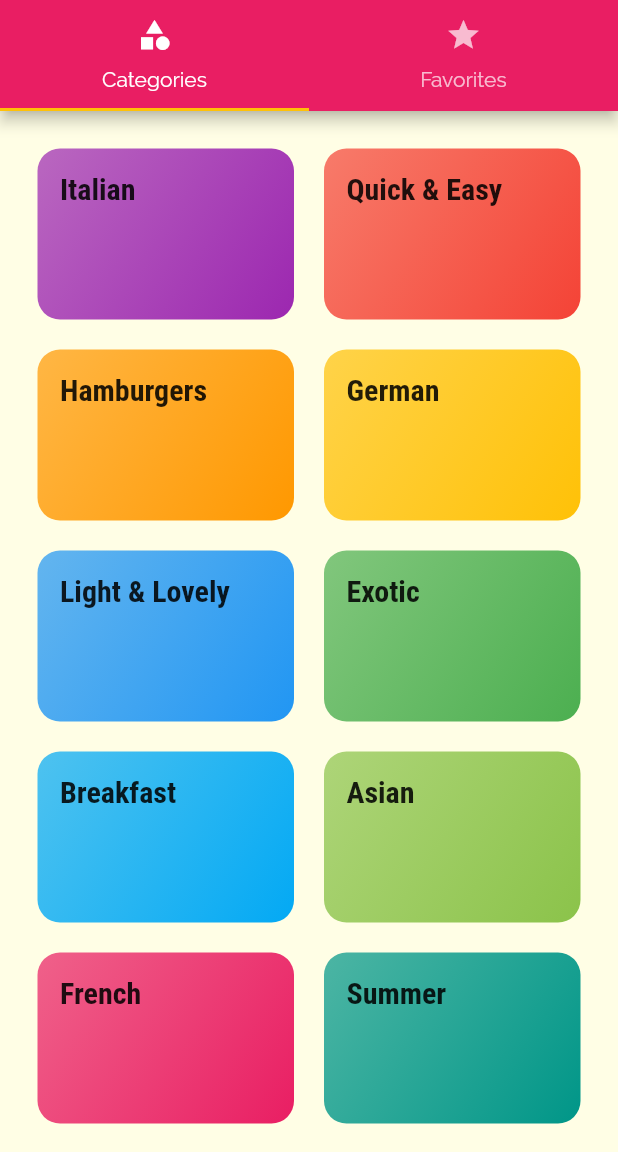
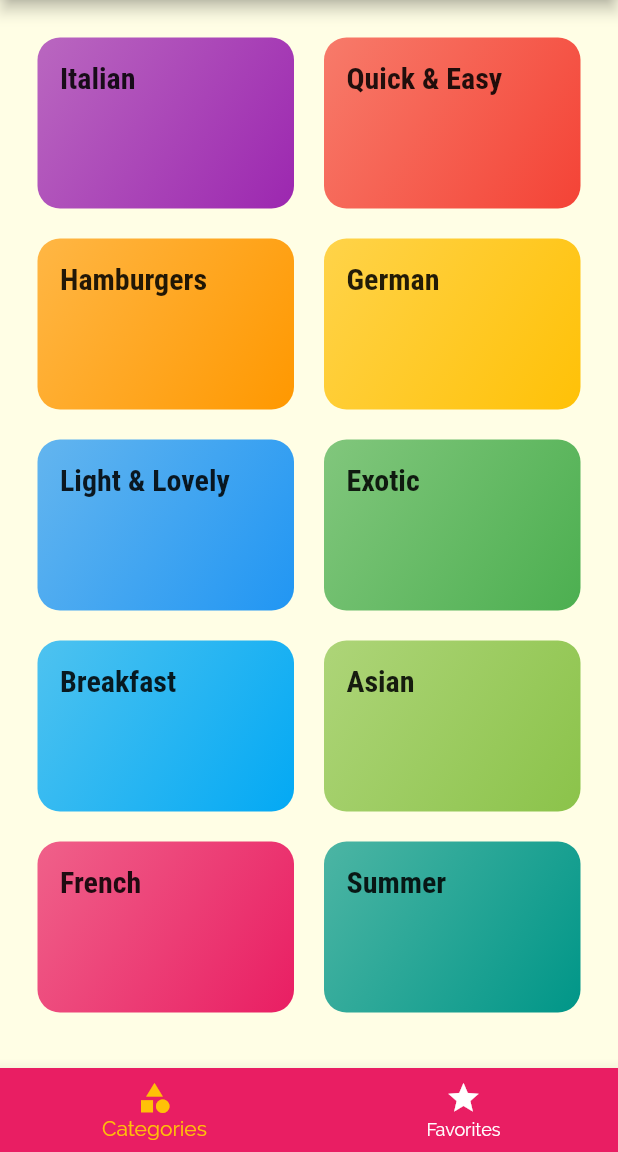
Before and after one commit to tpakis/fl_meals, a Flutter app: the screen it shows after launch, on a phone screen of 412 x 824 dp, the part 84-1236 px from its top. Run offline on Flutter 3.47's test engine with Material 2 defaults, Android fonts, the phone set to English and light mode, and no system bars.

Commit message:
changed to show bottom nav bar
this needs to be stateful widget

```diff
--- a/lib/main.dart
+++ b/lib/main.dart
@@ -1,6 +1,7 @@
 import 'dart:ui';
 
 import 'package:flutter/material.dart';
+import 'package:flutter_complete_guide/screens/bottom_navbar_screen.dart';
 import './data/CategoriesProvider.dart';
 import './data/MealsProvider.dart';
 import './screens/category_meals_screen.dart';
@@ -29,7 +30,7 @@ class MyApp extends StatelessWidget {
                   fontFamily: "RobotoCondensed"),
             ),
       ),
-      home: TabsScreen(),
+      home: BottomNavBarScreen(),
       // initialRoute: "/" // default is "/",
       // map with curly
       routes: {
--- /dev/null
+++ b/lib/screens/bottom_navbar_screen.dart
@@ -0,0 +1,47 @@
+import 'package:flutter/material.dart';
+import 'package:flutter_complete_guide/data/CategoriesProvider.dart';
+import 'package:flutter_complete_guide/screens/categories_screen.dart';
+import 'package:flutter_complete_guide/screens/favorites_screen.dart';
+
+class BottomNavBarScreen extends StatefulWidget {
+  @override
+  _BottomNavBarScreenState createState() => _BottomNavBarScreenState();
+}
+
+class _BottomNavBarScreenState extends State<BottomNavBarScreen> {
+
+  final List<Widget> pages = [
+    CategoriesScreen(DummyCategoriesProvider()),
+    FavoritesScreen(),
+  ];
+
+  void _selectPage(int index) {
+    setState(() {
+      _selectedPageIndex = index;
+    });
+  }
+
+  int _selectedPageIndex = 0;
+
+  @override
+  Widget build(BuildContext context) {
+    return Scaffold(
+      appBar: AppBar(
+        title: Text("Meals"),
+      ),
+      body: pages[_selectedPageIndex],
+      bottomNavigationBar: BottomNavigationBar(
+        onTap: _selectPage,
+        backgroundColor: Theme.of(context).primaryColor,
+        unselectedItemColor: Colors.white,
+        selectedItemColor: Theme.of(context).accentColor,
+        currentIndex: _selectedPageIndex,
+        items: [
+          BottomNavigationBarItem(
+              icon: Icon(Icons.category), label: "Categories"),
+          BottomNavigationBarItem(icon: Icon(Icons.star), label: "Favorites"),
+        ],
+      ),
+    );
+  }
+}
```
